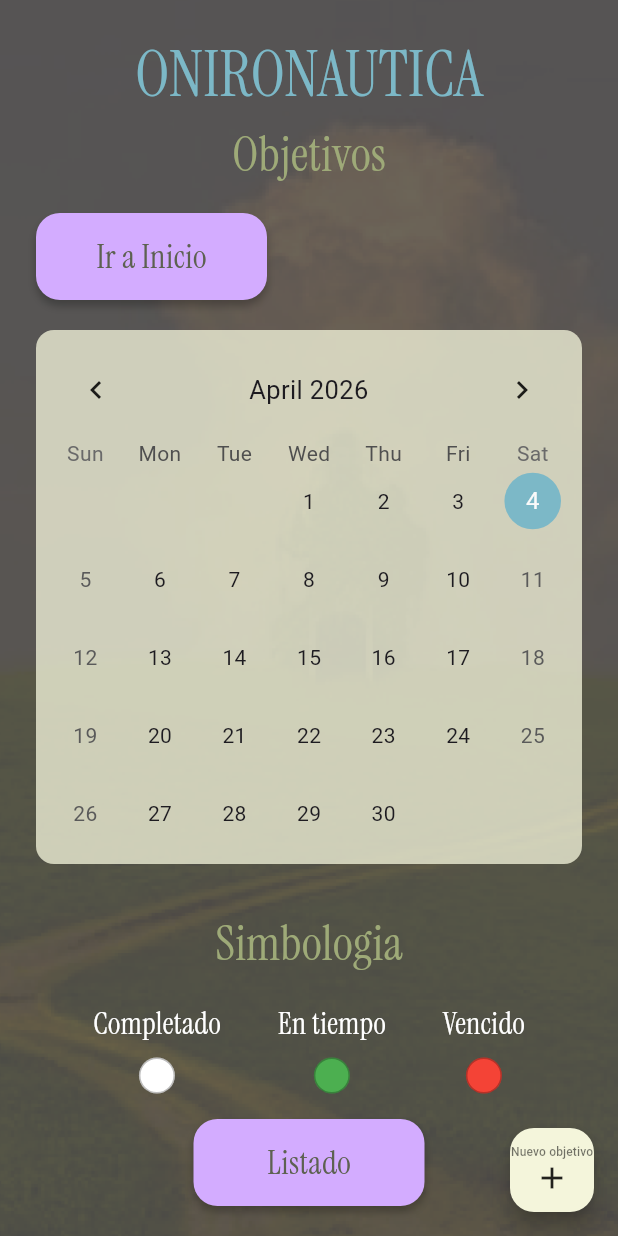
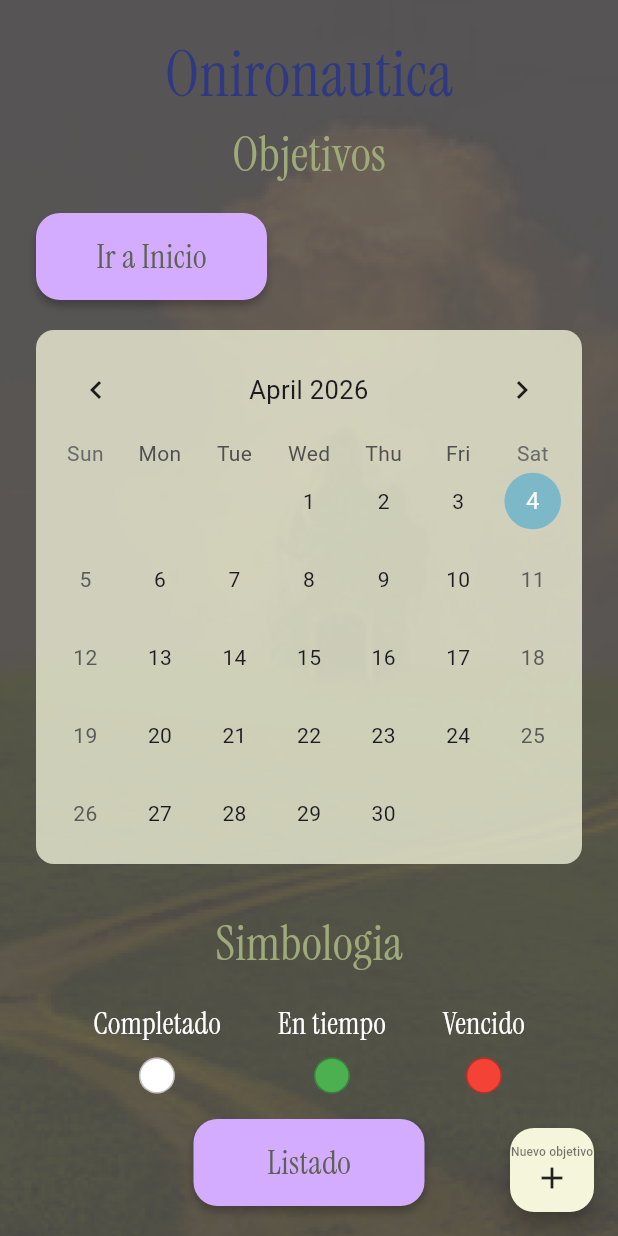
Before and after one commit to Maxd-m/liminal_app, a Flutter app: the CalendarScreen screen opened by its route, on a phone screen of 412 x 824 dp. Run offline on Flutter 3.47's test engine with Material 3 defaults, Android fonts, the light colour scheme and no system bars; drawn by our look-alikes of animated_text_kit, table_calendar; our stand-ins replace badges, flutter_local_notifications, sqflite, timezone; accounts and stored records are empty; Roboto replaces fonts that are missing (Instrument Serif).

Commit message:
title animation in all screens

```diff
--- a/lib/screens/calendar_screen.dart
+++ b/lib/screens/calendar_screen.dart
@@ -1,3 +1,4 @@
+import 'package:animated_text_kit/animated_text_kit.dart';
 import 'package:flutter/material.dart';
 import 'package:table_calendar/table_calendar.dart';
 import 'package:liminal_app/components/button_component.dart';
@@ -169,12 +170,37 @@ class _CalendarScreenState extends State<CalendarScreen> {
                 ),
                 child: Column(
                   children: [
-                    const Text(
-                      'ONIRONAUTICA',
-                      style: TextStyle(
-                        fontFamily: 'Instrument Serif',
-                        fontSize: 42,
-                        color: Color(0xFF7CB8C7),
+                    // const Text(
+                    //   'ONIRONAUTICA',
+                    //   style: TextStyle(
+                    //     fontFamily: 'Instrument Serif',
+                    //     fontSize: 42,
+                    //     color: Color(0xFF7CB8C7),
+                    //   ),
+                    // ),
+                    AnimatedOpacity(
+                      opacity: 1.0,
+                      // : 0.0, // Si es true, opacidad 1 (visible), si no 0 (invisible)
+                      duration: const Duration(milliseconds: 2000),
+                      child: AnimatedTextKit(
+                        repeatForever: true,
+                        animatedTexts: [
+                          ColorizeAnimatedText(
+                            'Onironautica',
+                            textStyle: TextStyle(
+                              fontFamily: 'Instrument Serif',
+                              fontSize: 42,
+                              color: Color(0xFF2E3982),
+                            ),
+                            colors: [
+                              Color(0xFF2E3982),
+                              Color(0xFFD4B8FF),
+                              Color.fromARGB(255, 247, 233, 153),
+                            ],
+                            speed: const Duration(milliseconds: 2000),
+                          ),
+                        ],
+                        isRepeatingAnimation: true,
                       ),
                     ),
                     const Text(
```
Also changed, not shown: lib/screens/cruds_screen.dart (+27 -1 lines).
